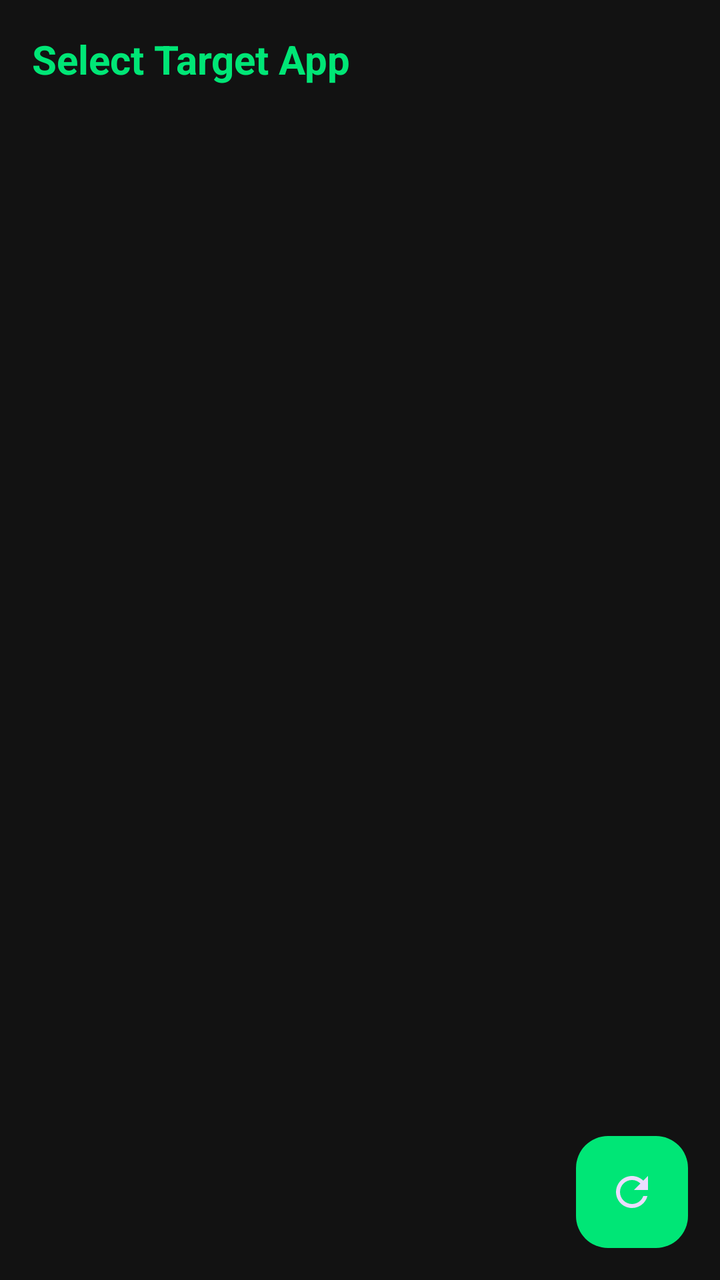
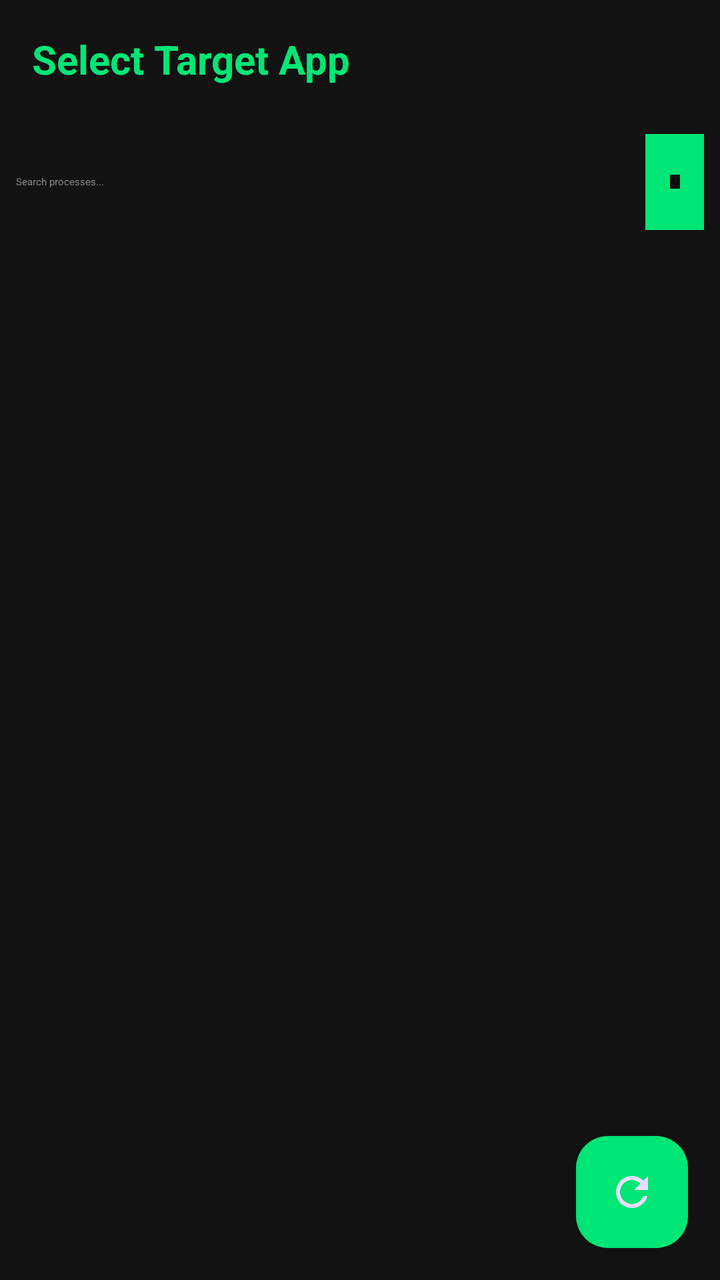

The first picture is an Android layout as it rendered before a commit; the second is the same layout after the commit. The layout source and the unified diff follow.
<!-- AndroidManifest.xml: application theme Theme.GameEx -->
<!-- res/layout/activity_process_selector.xml -->
<?xml version="1.0" encoding="utf-8"?>
<androidx.constraintlayout.widget.ConstraintLayout xmlns:android="http://schemas.android.com/apk/res/android"
    xmlns:app="http://schemas.android.com/apk/res-auto"
    android:layout_width="match_parent"
    android:layout_height="match_parent"
    android:background="@color/background_oled_black">

    <TextView
        android:id="@+id/tv_header"
        android:layout_width="0dp"
        android:layout_height="wrap_content"
        android:padding="16dp"
        android:text="@string/title_select_process"
        android:textColor="@color/primary_hacker_green"
        android:textSize="20sp"
        android:textStyle="bold"
        app:layout_constraintTop_toTopOf="parent"
        app:layout_constraintStart_toStartOf="parent"
        app:layout_constraintEnd_toEndOf="parent"/>

    <androidx.recyclerview.widget.RecyclerView
        android:id="@+id/recycler_processes"
        android:layout_width="0dp"
        android:layout_height="0dp"
        app:layout_constraintTop_toBottomOf="@id/tv_header"
        app:layout_constraintBottom_toBottomOf="parent"
        app:layout_constraintStart_toStartOf="parent"
        app:layout_constraintEnd_toEndOf="parent"/>

    <com.google.android.material.floatingactionbutton.FloatingActionButton
        android:id="@+id/fab_refresh"
        android:layout_width="wrap_content"
        android:layout_height="wrap_content"
        android:layout_margin="16dp"
        android:src="@drawable/ic_refresh"
        android:backgroundTint="@color/primary_hacker_green"
        android:contentDescription="@string/cd_refresh_process_list"
        app:layout_constraintBottom_toBottomOf="parent"
        app:layout_constraintEnd_toEndOf="parent"/>

</androidx.constraintlayout.widget.ConstraintLayout>
<!-- resources referenced by this layout -->
<resources>
  <color name="background_oled_black">#121212</color>
  <color name="primary_hacker_green">#00E676</color>
  <!-- drawable ic_refresh (drawable) -->
  <vector android:height="24dp" android:width="24dp" android:viewportHeight="24.0" android:viewportWidth="24.0" xmlns:android="http://schemas.android.com/apk/res/android">
      <path android:fillColor="#FF000000" android:pathData="M17.65,6.35C16.2,4.9 14.21,4 12,4c-4.42,0 -7.99,3.58 -7.99,8s3.57,8 7.99,8c3.73,0 6.84,-2.55 7.73,-6h-2.08c-0.82,2.33 -3.04,4 -5.65,4c-3.31,0 -6,-2.69 -6,-6s2.69,-6 6,-6c1.66,0 3.14,0.69 4.22,1.78L13,11h7V4l-2.35,2.35z"/>
  </vector>
  <string name="cd_refresh_process_list">Refresh process list</string>
  <string name="title_select_process">Select Target App</string>
  <style name="Theme.GameEx" parent="Theme.Material3.Dark.NoActionBar">
          
          <item name="colorPrimary">@color/primary_hacker_green</item>
          <item name="android:background">@color/background_oled_black</item>
          <item name="colorSurface">@color/surface_card_grey</item>
      </style>
  <color name="surface_card_grey">#1E1E1E</color>
</resources>

<!-- the commit's change to res/layout/activity_process_selector.xml (unified diff, before → after) -->
@@ -18,11 +18,44 @@
         app:layout_constraintStart_toStartOf="parent"
         app:layout_constraintEnd_toEndOf="parent"/>
 
+    <LinearLayout
+        android:id="@+id/ll_filter"
+        android:layout_width="0dp"
+        android:layout_height="wrap_content"
+        android:orientation="horizontal"
+        android:padding="8dp"
+        app:layout_constraintTop_toBottomOf="@id/tv_header"
+        app:layout_constraintStart_toStartOf="parent"
+        app:layout_constraintEnd_toEndOf="parent">
+
+        <EditText
+            android:id="@+id/et_search_process"
+            android:layout_width="0dp"
+            android:layout_height="wrap_content"
+            android:layout_weight="1"
+            android:hint="@string/hint_search_process"
+            android:textColor="@color/primary_hacker_green"
+            android:textColorHint="#888888"
+            android:inputType="text"
+            android:maxLines="1"
+            android:importantForAutofill="no"/>
+
+        <Spinner
+            android:id="@+id/spinner_filter"
+            android:layout_width="wrap_content"
+            android:layout_height="wrap_content"
+            android:layout_marginStart="8dp"
+            android:entries="@array/filter_options"
+            android:minHeight="48dp"
+            android:backgroundTint="@color/primary_hacker_green"/>
+
+    </LinearLayout>
+
     <androidx.recyclerview.widget.RecyclerView
         android:id="@+id/recycler_processes"
         android:layout_width="0dp"
         android:layout_height="0dp"
-        app:layout_constraintTop_toBottomOf="@id/tv_header"
+        app:layout_constraintTop_toBottomOf="@id/ll_filter"
         app:layout_constraintBottom_toBottomOf="parent"
         app:layout_constraintStart_toStartOf="parent"
         app:layout_constraintEnd_toEndOf="parent"/>
<!-- resource entries referenced after the edit -->
@@ -1,5 +1,11 @@
 <!-- resources referenced by this layout -->
 <resources>
+  <string-array name="filter_options">
+          <item>All</item>
+          <item>System Apps</item>
+          <item>User Apps</item>
+          <item>Hooks</item>
+      </string-array>
   <color name="background_oled_black">#121212</color>
   <color name="primary_hacker_green">#00E676</color>
   <!-- drawable ic_refresh (drawable) -->
@@ -7,6 +13,7 @@
       <path android:fillColor="#FF000000" android:pathData="M17.65,6.35C16.2,4.9 14.21,4 12,4c-4.42,0 -7.99,3.58 -7.99,8s3.57,8 7.99,8c3.73,0 6.84,-2.55 7.73,-6h-2.08c-0.82,2.33 -3.04,4 -5.65,4c-3.31,0 -6,-2.69 -6,-6s2.69,-6 6,-6c1.66,0 3.14,0.69 4.22,1.78L13,11h7V4l-2.35,2.35z"/>
   </vector>
   <string name="cd_refresh_process_list">Refresh process list</string>
+  <string name="hint_search_process">Search processes...</string>
   <string name="title_select_process">Select Target App</string>
   <style name="Theme.GameEx" parent="Theme.Material3.Dark.NoActionBar">
           
